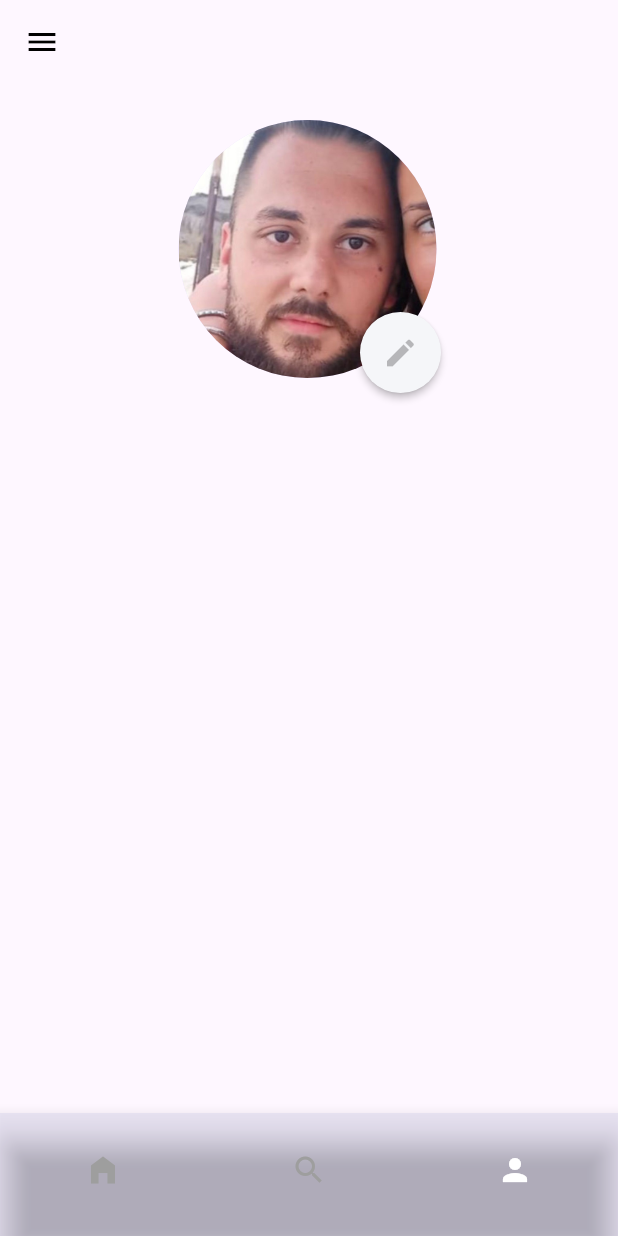
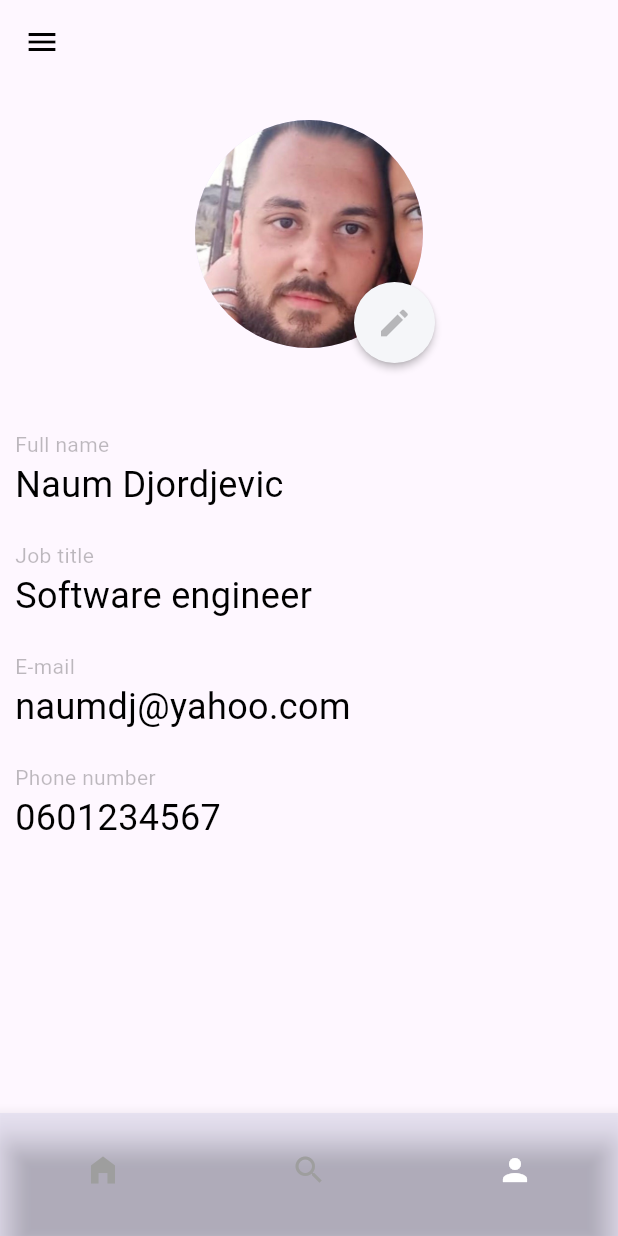
Before and after one commit to dominiram/MasterRadFlutter, a Flutter app: the ProfileScreen screen opened by its route, on a phone screen of 412 x 824 dp. Run offline on Flutter 3.47's test engine with Material 3 defaults, Android fonts, the phone set to English and light mode, and no system bars; our stand-ins replace equatable, shared_preferences; accounts and stored records are empty; network calls fail.

Commit message:
added user profile static details

```diff
--- a/lib/screens/profile_screen.dart
+++ b/lib/screens/profile_screen.dart
@@ -1,9 +1,6 @@
 import 'package:flutter/material.dart';
-import 'package:master_rad_flutter/models/article_model.dart';
-import 'package:master_rad_flutter/screens/screens.dart';
+import 'package:shared_preferences/shared_preferences.dart';
 import '../widgets/bottom_nav_bar.dart';
-import '../widgets/image_container.dart';
-import 'package:device_preview/device_preview.dart';
 
 class ProfileScreen extends StatelessWidget {
   static const routeName = '/profile';
@@ -25,9 +22,11 @@ class ProfileScreen extends StatelessWidget {
       ),
       bottomNavigationBar: const BottomNavBar(index: 2),
       body: Container(
-        margin: const EdgeInsets.only(left: 95),
-        height: 220,
-        width: 220,
+          alignment: Alignment.center,
+          child: Column(children: [
+            Container(
+              height: 200,
+              width: 200,
               padding: const EdgeInsets.all(24),
               child: Stack(
                 clipBehavior: Clip.none,
@@ -36,7 +35,7 @@ class ProfileScreen extends StatelessWidget {
                   const CircleAvatar(backgroundImage: AssetImage(profileImage)),
                   Positioned(
                       bottom: -10,
-                right: -20,
+                      right: -25,
                       child: RawMaterialButton(
                         onPressed: () {},
                         elevation: 2.0,
@@ -44,11 +43,96 @@ class ProfileScreen extends StatelessWidget {
                         padding: const EdgeInsets.all(15.0),
                         shape: const CircleBorder(),
                         child: const Icon(Icons.edit, color: Colors.black26),
-                )
-            )
+                      ))
                 ],
               ),
             ),
+            const SizedBox(height: 30),
+            Container(
+                alignment: Alignment.centerLeft,
+                margin: const EdgeInsets.only(left: 10),
+                child: Text("Full name",
+                    style: TextStyle(
+                        color: Colors.black26,
+                        fontSize:
+                            Theme.of(context).textTheme.bodyMedium?.fontSize ??
+                                10))),
+            Container(
+                margin: const EdgeInsets.only(left: 10),
+                alignment: Alignment.centerLeft,
+                child: Text("Naum Djordjevic",
+                    style: TextStyle(
+                        color: Colors.black,
+                        fontSize: Theme.of(context)
+                                .textTheme
+                                .headlineSmall
+                                ?.fontSize ??
+                            13))),
+            const SizedBox(height: 20),
+            Container(
+                alignment: Alignment.centerLeft,
+                margin: const EdgeInsets.only(left: 10),
+                child: Text("Job title",
+                    style: TextStyle(
+                        color: Colors.black26,
+                        fontSize:
+                            Theme.of(context).textTheme.bodyMedium?.fontSize ??
+                                10))),
+            Container(
+                margin: const EdgeInsets.only(left: 10),
+                alignment: Alignment.centerLeft,
+                child: Text("Software engineer",
+                    style: TextStyle(
+                        color: Colors.black,
+                        fontSize: Theme.of(context)
+                                .textTheme
+                                .headlineSmall
+                                ?.fontSize ??
+                            13))),
+            const SizedBox(height: 20),
+            Container(
+                alignment: Alignment.centerLeft,
+                margin: const EdgeInsets.only(left: 10),
+                child: Text("E-mail",
+                    style: TextStyle(
+                        color: Colors.black26,
+                        fontSize:
+                            Theme.of(context).textTheme.bodyMedium?.fontSize ??
+                                10))),
+            Container(
+                margin: const EdgeInsets.only(left: 10),
+                alignment: Alignment.centerLeft,
+                child: Text("naumdj@yahoo.com",
+                    style: TextStyle(
+                        color: Colors.black,
+                        fontSize: Theme.of(context)
+                                .textTheme
+                                .headlineSmall
+                                ?.fontSize ??
+                            13))),
+            const SizedBox(height: 20),
+            Container(
+                alignment: Alignment.centerLeft,
+                margin: const EdgeInsets.only(left: 10),
+                child: Text("Phone number",
+                    style: TextStyle(
+                        color: Colors.black26,
+                        fontSize:
+                            Theme.of(context).textTheme.bodyMedium?.fontSize ??
+                                10))),
+            Container(
+                margin: const EdgeInsets.only(left: 10),
+                alignment: Alignment.centerLeft,
+                child: Text("0601234567",
+                    style: TextStyle(
+                        color: Colors.black,
+                        fontSize: Theme.of(context)
+                                .textTheme
+                                .headlineSmall
+                                ?.fontSize ??
+                            13))),
+            const SizedBox(height: 20),
+          ])),
     );
   }
 
--- a/pubspec.yaml
+++ b/pubspec.yaml
@@ -36,6 +36,7 @@ dependencies:
   # Use with the CupertinoIcons class for iOS style icons.
   cupertino_icons: ^1.0.2
   equatable: ^2.0.3
+  shared_preferences: ^2.2.2
 
 dev_dependencies:
   flutter_test:
```
Also changed, not shown: pubspec.lock. Lines whose indentation alone changed are shown as unchanged.
